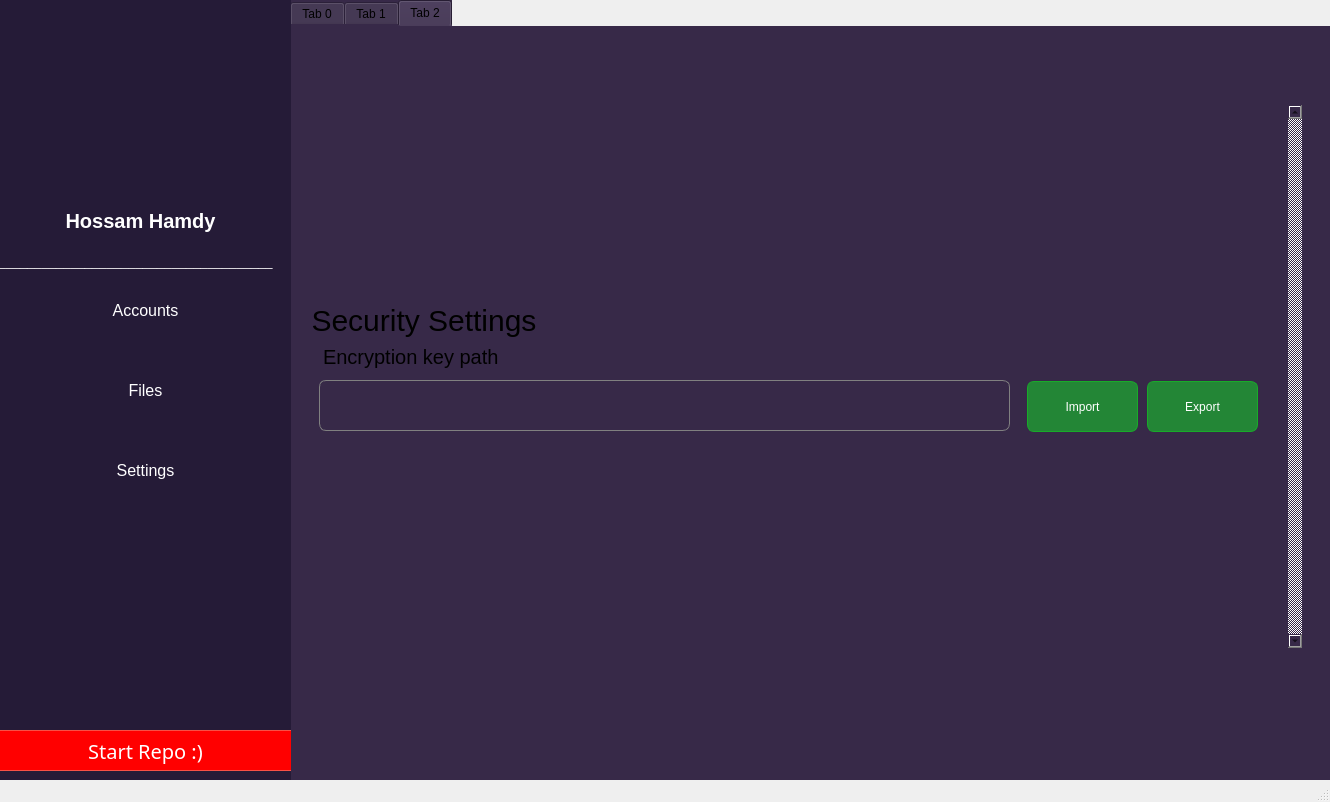
Above: ui/MainWindowUI.ui from 0xGhazy/PyPass-Project before the change. Below: the same form after it.
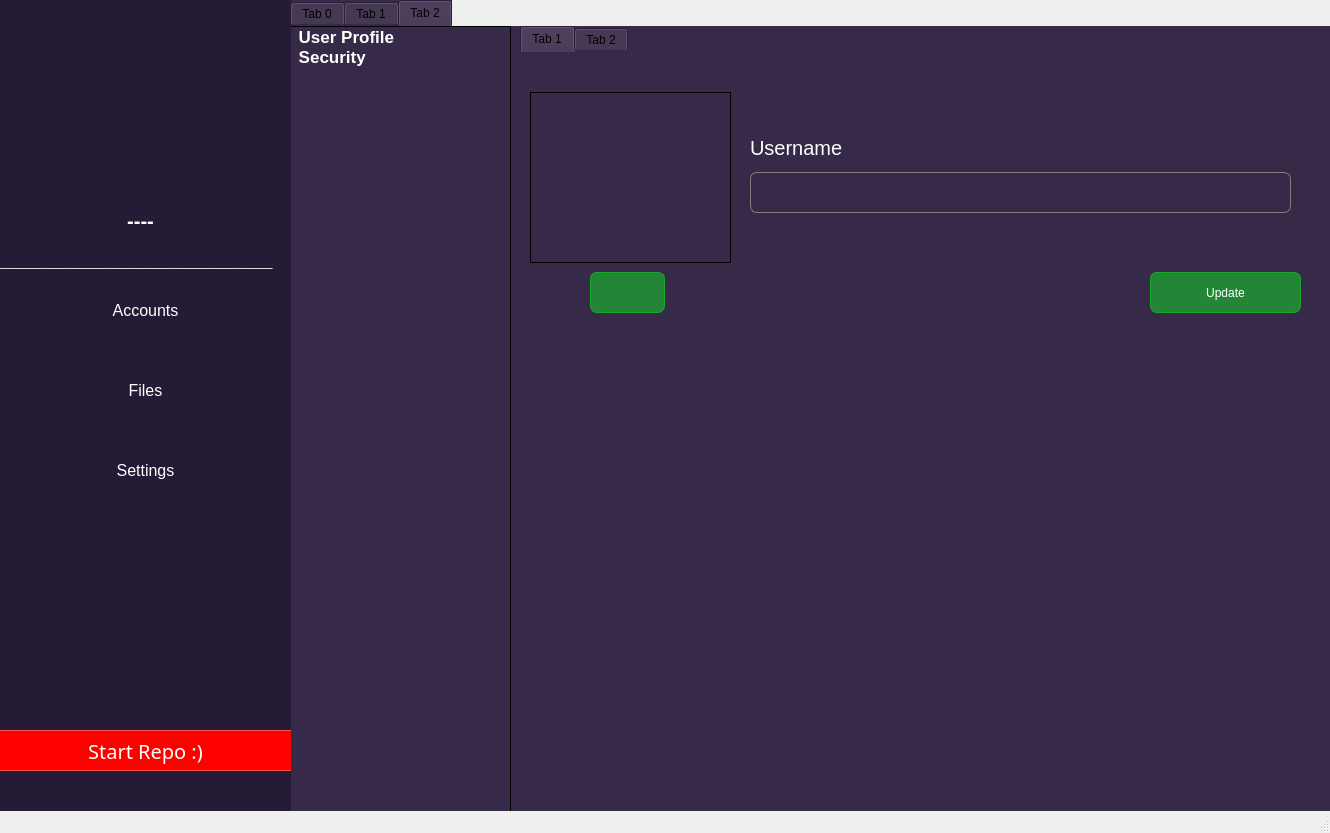
That is the form after the change. The open tabs and pages were chosen to show the change. Icons and pictures are not drawn.

Commit message: updating settings and adding user profile image

```diff
--- a/ui/MainWindowUI.ui
+++ b/ui/MainWindowUI.ui
@@ -7,13 +7,13 @@
     <x>0</x>
     <y>0</y>
     <width>1330</width>
-    <height>802</height>
+    <height>833</height>
    </rect>
   </property>
   <property name="minimumSize">
    <size>
-    <width>0</width>
-    <height>0</height>
+    <width>1330</width>
+    <height>833</height>
    </size>
   </property>
   <property name="maximumSize">
@@ -1156,54 +1156,262 @@
      <attribute name="title">
       <string>Tab 2</string>
      </attribute>
-     <widget class="QGroupBox" name="groupBox_3">
+     <widget class="QListWidget" name="listWidget">
       <property name="geometry">
        <rect>
-        <x>-10</x>
-        <y>70</y>
-        <width>1031</width>
-        <height>561</height>
+        <x>0</x>
+        <y>0</y>
+        <width>221</width>
+        <height>801</height>
        </rect>
       </property>
+      <property name="font">
+       <font>
+        <pointsize>13</pointsize>
+        <weight>75</weight>
+        <bold>true</bold>
+       </font>
+      </property>
       <property name="styleSheet">
-       <string notr="true">border:&quot;&quot;;</string>
+       <string notr="true">QListWidget{
+	color: white;
+border: 1px solid;
+}
+</string>
+      </property>
+      <property name="iconSize">
+       <size>
+        <width>30</width>
+        <height>30</height>
+       </size>
+      </property>
+      <property name="spacing">
+       <number>3</number>
+      </property>
+      <item>
+       <property name="text">
+        <string> User Profile</string>
+       </property>
+      </item>
+      <item>
+       <property name="text">
+        <string> Security</string>
+       </property>
+      </item>
+     </widget>
+     <widget class="QTabWidget" name="tabWidget_3">
+      <property name="geometry">
+       <rect>
+        <x>230</x>
+        <y>0</y>
+        <width>861</width>
+        <height>811</height>
+       </rect>
+      </property>
+      <property name="currentIndex">
+       <number>0</number>
+      </property>
+      <widget class="QWidget" name="tab">
+       <attribute name="title">
+        <string>Tab 1</string>
+       </attribute>
+       <widget class="QGroupBox" name="groupBox">
+        <property name="geometry">
+         <rect>
+          <x>10</x>
+          <y>30</y>
+          <width>781</width>
+          <height>241</height>
+         </rect>
+        </property>
+        <property name="font">
+         <font>
+          <pointsize>12</pointsize>
+         </font>
+        </property>
+        <property name="styleSheet">
+         <string notr="true">color: white;</string>
       </property>
       <property name="title">
        <string/>
       </property>
-      <layout class="QVBoxLayout" name="verticalLayout">
-       <item>
-        <widget class="QScrollArea" name="scrollArea">
-         <property name="verticalScrollBarPolicy">
-          <enum>Qt::ScrollBarAlwaysOn</enum>
+        <widget class="QLabel" name="user_profile_preview">
+         <property name="geometry">
+          <rect>
+           <x>0</x>
+           <y>10</y>
+           <width>201</width>
+           <height>171</height>
+          </rect>
          </property>
-         <property name="horizontalScrollBarPolicy">
-          <enum>Qt::ScrollBarAlwaysOff</enum>
+         <property name="styleSheet">
+          <string notr="true">border: 1px solid;</string>
          </property>
-         <property name="widgetResizable">
+         <property name="text">
+          <string/>
+         </property>
+         <property name="pixmap">
+          <pixmap>../../../Photos/97xsfGue.png</pixmap>
+         </property>
+         <property name="scaledContents">
           <bool>true</bool>
          </property>
-         <widget class="QWidget" name="scrollAreaWidgetContents_2">
+        </widget>
+        <widget class="QPushButton" name="update_profile">
           <property name="geometry">
            <rect>
-            <x>0</x>
-            <y>0</y>
-            <width>1014</width>
-            <height>539</height>
-           </rect>
-          </property>
-          <layout class="QVBoxLayout" name="verticalLayout_2">
-           <item>
-            <widget class="QGroupBox" name="groupBox_4">
+           <x>620</x>
+           <y>190</y>
+           <width>151</width>
+           <height>41</height>
+          </rect>
+         </property>
+         <property name="sizePolicy">
+          <sizepolicy hsizetype="Fixed" vsizetype="Fixed">
+           <horstretch>0</horstretch>
+           <verstretch>0</verstretch>
+          </sizepolicy>
+         </property>
+         <property name="minimumSize">
+          <size>
+           <width>75</width>
+           <height>23</height>
+          </size>
+         </property>
              <property name="styleSheet">
-              <string notr="true">border:&quot;&quot;;</string>
-             </property>
-             <property name="title">
+          <string notr="true">QPushButton {
+	color: white;
+font: 87 15pt &quot;Arial Black&quot;;
+	background-color: rgb(35, 134, 54);
+	border-radius:7px;
+	border:1px solid #18ab29;
+}
+
+QPushButton:hover {
+	background:linear-gradient(to bottom, #5cbf2a 5%, #44c767 100%);
+	background-color:#18ab29;
+}
+QPushButton:active {
+	position:relative;
+	top:2px;
+}</string>
+         </property>
+         <property name="text">
+          <string>Update</string>
+         </property>
+         <property name="iconSize">
+          <size>
+           <width>50</width>
+           <height>50</height>
+          </size>
+         </property>
+        </widget>
+        <widget class="QLabel" name="label_13">
+         <property name="geometry">
+          <rect>
+           <x>220</x>
+           <y>50</y>
+           <width>151</width>
+           <height>31</height>
+          </rect>
+         </property>
+         <property name="font">
+          <font>
+           <pointsize>15</pointsize>
+          </font>
+         </property>
+         <property name="styleSheet">
+          <string notr="true">color: white;</string>
+         </property>
+         <property name="text">
+          <string>Username</string>
+         </property>
+        </widget>
+        <widget class="QLineEdit" name="username_input">
+         <property name="geometry">
+          <rect>
+           <x>220</x>
+           <y>90</y>
+           <width>541</width>
+           <height>41</height>
+          </rect>
+         </property>
+         <property name="styleSheet">
+          <string notr="true">border-radius:7px;
+border:1px solid gray;
+color: &quot;gray&quot;;
+font-size: 20px;
+</string>
+         </property>
+        </widget>
+        <widget class="QPushButton" name="profile_browse">
+         <property name="geometry">
+          <rect>
+           <x>60</x>
+           <y>190</y>
+           <width>75</width>
+           <height>41</height>
+          </rect>
+         </property>
+         <property name="sizePolicy">
+          <sizepolicy hsizetype="Fixed" vsizetype="Fixed">
+           <horstretch>0</horstretch>
+           <verstretch>0</verstretch>
+          </sizepolicy>
+         </property>
+         <property name="minimumSize">
+          <size>
+           <width>75</width>
+           <height>23</height>
+          </size>
+         </property>
+         <property name="styleSheet">
+          <string notr="true">QPushButton {
+	color: white;
+font: 87 15pt &quot;Arial Black&quot;;
+	background-color: rgb(35, 134, 54);
+	border-radius:7px;
+	border:1px solid #18ab29;
+}
+
+QPushButton:hover {
+	background:linear-gradient(to bottom, #5cbf2a 5%, #44c767 100%);
+	background-color:#18ab29;
+}
+QPushButton:active {
+	position:relative;
+	top:2px;
+}</string>
+         </property>
+         <property name="text">
               <string/>
              </property>
-             <layout class="QVBoxLayout" name="verticalLayout_3">
-              <item>
+         <property name="icon">
+          <iconset>
+           <normaloff>icons/Application icons/search.png</normaloff>icons/Application icons/search.png</iconset>
+         </property>
+         <property name="iconSize">
+          <size>
+           <width>50</width>
+           <height>50</height>
+          </size>
+         </property>
+        </widget>
+       </widget>
+      </widget>
+      <widget class="QWidget" name="tab_2">
+       <attribute name="title">
+        <string>Tab 2</string>
+       </attribute>
                <widget class="QGroupBox" name="groupBox_5">
+        <property name="geometry">
+         <rect>
+          <x>10</x>
+          <y>30</y>
+          <width>801</width>
+          <height>121</height>
+         </rect>
+        </property>
                 <property name="sizePolicy">
                  <sizepolicy hsizetype="Fixed" vsizetype="Fixed">
                   <horstretch>0</horstretch>
@@ -1212,8 +1420,8 @@
                 </property>
                 <property name="minimumSize">
                  <size>
-                  <width>970</width>
-                  <height>150</height>
+          <width>0</width>
+          <height>0</height>
                  </size>
                 </property>
                 <property name="maximumSize">
@@ -1230,13 +1438,13 @@
 }</string>
                 </property>
                 <property name="title">
-                 <string>Security Settings</string>
+         <string/>
                 </property>
                 <widget class="QPushButton" name="import_key_btn">
                  <property name="geometry">
                   <rect>
-                   <x>720</x>
-                   <y>80</y>
+           <x>550</x>
+           <y>50</y>
                    <width>111</width>
                    <height>51</height>
                   </rect>
@@ -1278,8 +1486,8 @@
                 <widget class="QLabel" name="label_8">
                  <property name="geometry">
                   <rect>
-                   <x>16</x>
-                   <y>40</y>
+           <x>0</x>
+           <y>10</y>
                    <width>221</width>
                    <height>31</height>
                   </rect>
@@ -1299,8 +1507,8 @@
                 <widget class="QPushButton" name="export_key_btn">
                  <property name="geometry">
                   <rect>
-                   <x>840</x>
-                   <y>80</y>
+           <x>670</x>
+           <y>50</y>
                    <width>111</width>
                    <height>51</height>
                   </rect>
@@ -1345,9 +1553,9 @@
                  </property>
                  <property name="geometry">
                   <rect>
-                   <x>12</x>
-                   <y>79</y>
-                   <width>691</width>
+           <x>2</x>
+           <y>50</y>
+           <width>531</width>
                    <height>51</height>
                   </rect>
                  </property>
@@ -1360,15 +1568,7 @@
                  </property>
                 </widget>
                </widget>
-              </item>
-             </layout>
-            </widget>
-           </item>
-          </layout>
-         </widget>
-        </widget>
-       </item>
-      </layout>
+      </widget>
      </widget>
     </widget>
    </widget>
@@ -1480,7 +1680,7 @@
       <string notr="true">color: white;</string>
      </property>
      <property name="text">
-      <string>Hossam Hamdy</string>
+      <string>----</string>
      </property>
      <property name="alignment">
       <set>Qt::AlignCenter</set>
```
Left out of the diff: 121 changed lines with no effect on the pictures. Lines whose indentation alone changed are shown as unchanged. The commit also changes 46 other files.
